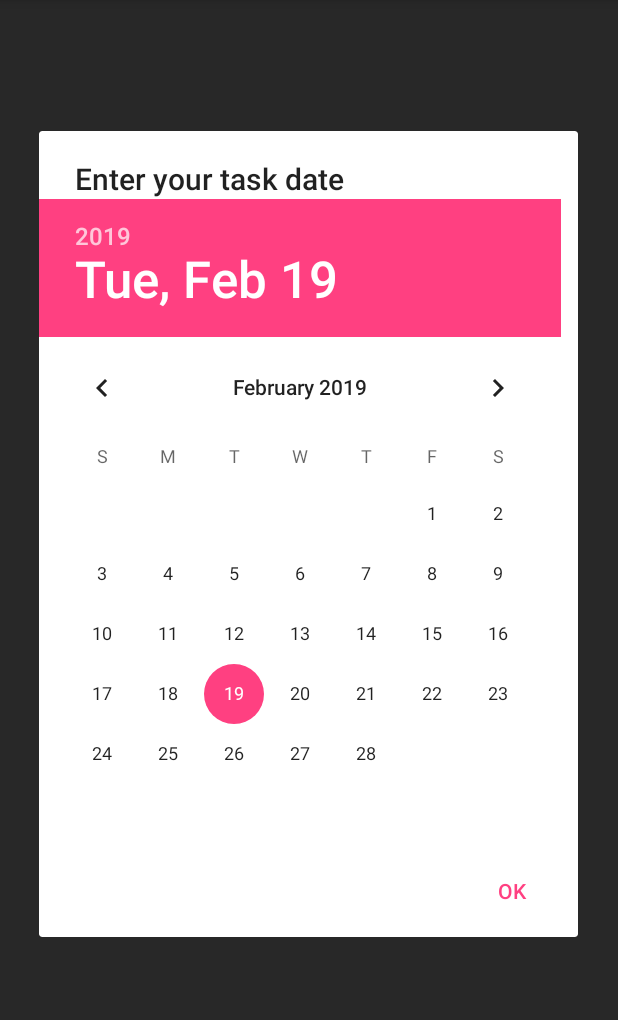
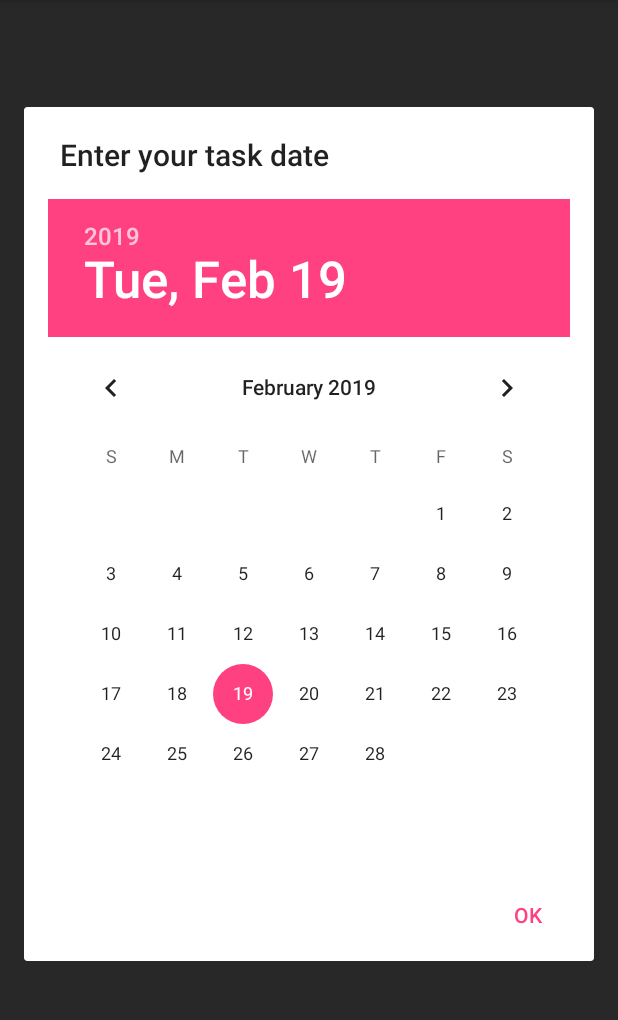
Before and after one commit to AlirezaBideli/TaskManager, an Android app: the fragment AddFragment placed in its activity, after a tap on "SET DATE", on a phone screen of 412 x 824 dp, the part 84-1104 px from its top. Run offline under Robolectric (Android 15) with nearby library versions, the light colour scheme and no system bars; 1 other tap on this screen came first.

```diff
--- a/app/src/main/java/com/example/admin/software_1/controllers/activities/UserActivity.java
+++ b/app/src/main/java/com/example/admin/software_1/controllers/activities/UserActivity.java
@@ -7,6 +7,7 @@ import android.support.v4.app.Fragment;
 import android.support.v4.app.FragmentManager;
 import android.support.v7.app.AppCompatActivity;
 import android.os.Bundle;
+import android.util.Log;
 
 import com.example.admin.software_1.R;
 import com.example.admin.software_1.controllers.fragments.LoginFragment;
--- a/app/src/main/java/com/example/admin/software_1/controllers/fragments/AddFragment.java
+++ b/app/src/main/java/com/example/admin/software_1/controllers/fragments/AddFragment.java
@@ -23,6 +23,7 @@ import android.widget.Toast;
 import com.example.admin.software_1.R;
 import com.example.admin.software_1.controllers.activities.EditActivity;
 import com.example.admin.software_1.controllers.activities.TaskManagerActivity;
+import com.example.admin.software_1.controllers.activities.UserActivity;
 import com.example.admin.software_1.models.Task;
 import com.example.admin.software_1.models.TaskLab;
 import com.example.admin.software_1.models.UserLab;
@@ -34,6 +35,7 @@ import java.util.Objects;
  * A simple {@link Fragment} subclass.
  */
 public class AddFragment extends DialogFragment implements View.OnClickListener {
+
 
 
     //Widgets variables
@@ -55,6 +57,8 @@ public class AddFragment extends DialogFragment implements View.OnClickListener
     private static boolean sIsOrientationChanged = false;
     public static final String DIALOG_TAG_TIME_PICKER = "timePicker_tag";
     public static final String DIALOG_TAG_DATE_PICKER = "datePicker_tag";
+    private static final String DIALOG_TAG_DT ="time_date_picker_tag" ;
+
     public static final int REQ_TIME_PICKER = 0;
     public static final int REQ_DATE_PICKER = 1;
     private boolean isInputValid;
@@ -79,12 +83,18 @@ public class AddFragment extends DialogFragment implements View.OnClickListener
 
         View view = inflater.inflate(R.layout.fragment_add, container, false);
         initilization(view);
+        setListeners();
 
+        return view;
+    }
+
+    private void setListeners() {
 
         mAddButton.setOnClickListener(this);
         mSetTimeButton.setOnClickListener(this);
         mSetDateButton.setOnClickListener(this);
         mTaskType_Checkbox.setOnClickListener(this);
+
         mTitle_EditText.addTextChangedListener(new TextWatcher() {
             @Override
             public void beforeTextChanged(CharSequence s, int start, int count, int after) {
@@ -117,12 +127,7 @@ public class AddFragment extends DialogFragment implements View.OnClickListener
             public void afterTextChanged(Editable s) {
             }
         });
-
-
-        return view;
     }
-
-
 
 
     private void initilization(View view) {
@@ -141,8 +146,7 @@ public class AddFragment extends DialogFragment implements View.OnClickListener
             Toast.makeText(getActivity(), getResources().getString(R.string.input_error_message),
                     Toast.LENGTH_LONG).show();
             isInputValid = false;
-        }
-        else {
+        } else {
             isInputValid = true;
             mTitle = mTitle_EditText.getText().toString();
             mDescription = mDescription_EditText.getText().toString();
@@ -158,7 +162,7 @@ public class AddFragment extends DialogFragment implements View.OnClickListener
             if (mDescription != null)
                 temp_task.setDescription(mDescription);
 
-            mUserId= UserLab.getInstance(getActivity()).getCurrentUser().getUser_id();
+            mUserId = UserLab.getInstance(getActivity()).getCurrentUser().getUser_id();
             temp_task.setUserId(mUserId);
             TaskLab.getInstance(getActivity()).addTask(temp_task);
 
@@ -219,7 +223,7 @@ public class AddFragment extends DialogFragment implements View.OnClickListener
             case R.id.add_button_Addfragment:
                 AddDate();
                 resetData();
-                if(isInputValid)
+                if (isInputValid)
                     goToTaskManagerActivity();
                 break;
 
@@ -236,23 +240,25 @@ public class AddFragment extends DialogFragment implements View.OnClickListener
                 mTaskTypeChecked = true;
                 break;
 
+
         }
     }
+
 
     private void goToDatePickerFragment() {
         TaskDatePickerFragment taskDatePickerFragment = TaskDatePickerFragment.newInstance(new Date());//Date
         taskDatePickerFragment.setTargetFragment(AddFragment.this, REQ_DATE_PICKER);
-        taskDatePickerFragment.show(getFragmentManager(), DIALOG_TAG_DATE_PICKER);
+        taskDatePickerFragment.show(getFragmentManager(),DIALOG_TAG_DATE_PICKER);
     }
 
     private void goToTimePickerFragment() {
-        TaskTimePickerFragment timePickerFragment = TaskTimePickerFragment.newInstance(new Date());//Time
+       TaskTimePickerFragment timePickerFragment = TaskTimePickerFragment.newInstance(new Date());//Time
         timePickerFragment.setTargetFragment(AddFragment.this, REQ_TIME_PICKER);
-        timePickerFragment.show(getFragmentManager(), DIALOG_TAG_TIME_PICKER);
+        timePickerFragment.show(getFragmentManager(),DIALOG_TAG_TIME_PICKER);
     }
 
     private void goToTaskManagerActivity() {
-        Intent intent =new TaskManagerActivity().newIntent(getActivity());
+        Intent intent = new TaskManagerActivity().newIntent(getActivity());
         startActivity(intent);
     }
 
--- a/app/src/main/java/com/example/admin/software_1/controllers/fragments/EditFragment.java
+++ b/app/src/main/java/com/example/admin/software_1/controllers/fragments/EditFragment.java
@@ -174,14 +174,14 @@ public class EditFragment extends DialogFragment implements View.OnClickListener
         Date date = stringToDate(mDate);
         TaskDatePickerFragment taskDatePickerFragment = TaskDatePickerFragment.newInstance(date);
         taskDatePickerFragment.setTargetFragment(EditFragment.this, REQ_DATE_PICKER);
-        taskDatePickerFragment.show(getFragmentManager(), DIALOG_TAG_DATE_PICKER);
+       // taskDatePickerFragment.show(getFragmentManager(), DIALOG_TAG_DATE_PICKER);
     }
 
     private void goToTimePickerFragment() {
         Date time = stringToTime(mTime);
         TaskTimePickerFragment timePickerFragment = TaskTimePickerFragment.newInstance(time);
         timePickerFragment.setTargetFragment(EditFragment.this, REQ_TIME_PICKER);
-        timePickerFragment.show(getFragmentManager(), DIALOG_TAG_TIME_PICKER);
+        //timePickerFragment.show(getFragmentManager(), DIALOG_TAG_TIME_PICKER);
     }
 
 
--- a/app/src/main/java/com/example/admin/software_1/controllers/fragments/RegisterFragment.java
+++ b/app/src/main/java/com/example/admin/software_1/controllers/fragments/RegisterFragment.java
@@ -177,6 +177,7 @@ public class RegisterFragment extends Fragment implements View.OnClickListener {
                     boolean isPasswordTrue = isPasswordTrue();
                     if (isPasswordTrue) {
                         User user = makeUser();
+
                         UserLab.getInstance(getActivity()).addUser(user);
                         int userId=UserLab.getInstance(getActivity()).getCurrentUser().getUser_id();
                         TaskLab.getInstance(getActivity()).updateTasks(userId);
--- a/app/src/main/java/com/example/admin/software_1/controllers/fragments/TaskDatePickerFragment.java
+++ b/app/src/main/java/com/example/admin/software_1/controllers/fragments/TaskDatePickerFragment.java
@@ -12,6 +12,8 @@ import android.support.v4.app.Fragment;
 import android.support.v7.app.AlertDialog;
 import android.view.LayoutInflater;
 import android.view.View;
+import android.view.ViewGroup;
+import android.widget.Button;
 import android.widget.DatePicker;
 
 import com.example.admin.software_1.R;
@@ -24,18 +26,19 @@ import java.util.Date;
 /**
  * A simple {@link Fragment} subclass.
  */
-public class TaskDatePickerFragment extends DialogFragment {
+public class TaskDatePickerFragment extends DialogFragment  {
+    //widgets variables
+    private DatePicker mDatePicker;
 
 
+    //simple variables
     public static final String FORMAT_DATE = "yyyy/MM/dd";
     public static final String EXTRA_DATE = "com.example.admin.software_1_extra_date";
     public static final String ARG_DATE = "args_date";
     public static final String SEPARATOR_DATE = "/";
-
-    private DatePicker mDatePicker;
     private Date mDate;
     private static int[] sIntDate;
-    private static boolean sIsFirstTime =true;
+    private static boolean sIsFirstTime = true;
     private static int sYear;
     private static int sMonth;
     private static int sDay;
@@ -55,11 +58,6 @@ public class TaskDatePickerFragment extends DialogFragment {
     }
 
 
-    @Override
-    public void onCreate(@Nullable Bundle savedInstanceState) {
-        super.onCreate(savedInstanceState);
-
-    }
 
     @Override
     public Dialog onCreateDialog(Bundle savedInstanceState) {
@@ -74,12 +72,11 @@ public class TaskDatePickerFragment extends DialogFragment {
                 .setPositiveButton(getResources().getString(R.string.OK), new DialogInterface.OnClickListener() {
                     @Override
                     public void onClick(DialogInterface dialog, int which) {
-
-
                         String date = getDate();
                         Intent intent = new Intent();
                         intent.putExtra(EXTRA_DATE, date);
                         getTargetFragment().onActivityResult(AddFragment.REQ_DATE_PICKER, Activity.RESULT_OK, intent);
+
 
                     }
                 })
@@ -93,17 +90,15 @@ public class TaskDatePickerFragment extends DialogFragment {
     private void datePickerInitialization() {
         mDate = (Date) getArguments().getSerializable(ARG_DATE);
 
-        if (mDate!=null) {//it means that if the mDate is equal to Undefined
+        if (mDate != null) {//it means that if the mDate is equal to Undefined
             if (sIsFirstTime) {
                 sIntDate = dateToInteger(mDate, FORMAT_DATE);//0: Year, 1: Month, 2: day
-                sIsFirstTime =false;
-            }
-            else
-            {
+                sIsFirstTime = false;
+            } else {
                 //set the last date user has selected before
-                sIntDate[0]= sYear;
-                sIntDate[1]= sMonth;
-                sIntDate[2]= sDay;
+                sIntDate[0] = sYear;
+                sIntDate[1] = sMonth;
+                sIntDate[2] = sDay;
             }
             int year = sIntDate[0];
             int month = sIntDate[1];
@@ -129,10 +124,11 @@ public class TaskDatePickerFragment extends DialogFragment {
 
     private void initilization(View view) {
         mDatePicker = view.findViewById(R.id.taskDate_dap_TaskDatePickerFragment);
+
     }
 
 
-    public  static int[] dateToInteger(Date date, String aFormat) {
+    public static int[] dateToInteger(Date date, String aFormat) {
 
         if (date == null) return null;
         SimpleDateFormat simpledateformat = new SimpleDateFormat(aFormat);
@@ -141,9 +137,7 @@ public class TaskDatePickerFragment extends DialogFragment {
         int[] intDate = strToIntArray(strDate);//0: Year, 1: Month, 2: day
         return intDate;
     }
-
-
-    public  static int[] strToIntArray(String[] strArray) {
+    public static int[] strToIntArray(String[] strArray) {
         int[] temp = new int[strArray.length];
         for (byte i = 0; i < strArray.length; i++) {
             temp[i] = Integer.parseInt(strArray[i]);
@@ -152,4 +146,5 @@ public class TaskDatePickerFragment extends DialogFragment {
         return temp;
     }
 
+
 }
--- a/app/src/main/res/layout-land/fragment_date_picker.xml
+++ b/app/src/main/res/layout-land/fragment_date_picker.xml
@@ -1,8 +1,10 @@
 <?xml version="1.0" encoding="utf-8"?>
-<FrameLayout
+<LinearLayout
     xmlns:android="http://schemas.android.com/apk/res/android"
     android:layout_width="wrap_content"
     android:layout_height="wrap_content"
+    android:gravity="center"
+    android:orientation="vertical"
     >
 
 
@@ -11,4 +13,8 @@
         android:layout_width="wrap_content"
         android:layout_height="wrap_content"
         android:layoutMode="opticalBounds" />
-</FrameLayout>
+
+
+
+
+</LinearLayout>
--- a/app/src/main/res/layout-land/fragment_time_picker.xml
+++ b/app/src/main/res/layout-land/fragment_time_picker.xml
@@ -1,8 +1,9 @@
-<FrameLayout xmlns:android="http://schemas.android.com/apk/res/android"
+<LinearLayout xmlns:android="http://schemas.android.com/apk/res/android"
     xmlns:app="http://schemas.android.com/apk/res-auto"
     xmlns:tools="http://schemas.android.com/tools"
     android:layout_width="wrap_content"
     android:layout_height="wrap_content"
+    android:orientation="vertical"
     tools:context="com.example.admin.software_1.controllers.fragments.TaskTimePickerFragment">
 
     <TimePicker
@@ -13,4 +14,5 @@
 
     </TimePicker>
 
-</FrameLayout>
+
+</LinearLayout>
--- a/app/src/main/res/layout/fragment_date_picker.xml
+++ b/app/src/main/res/layout/fragment_date_picker.xml
@@ -1,14 +1,19 @@
-<FrameLayout xmlns:android="http://schemas.android.com/apk/res/android"
+<LinearLayout xmlns:android="http://schemas.android.com/apk/res/android"
     xmlns:tools="http://schemas.android.com/tools"
     android:layout_width="match_parent"
-    android:layout_height="match_parent"
+    android:layout_height="wrap_content"
+    android:orientation="vertical"
+    android:padding="16dp"
     tools:context="com.example.admin.software_1.controllers.fragments.TaskDatePickerFragment">
 
-<DatePicker
-    android:layout_width="match_parent"
-    android:layout_height="match_parent"
-    android:id="@+id/taskDate_dap_TaskDatePickerFragment">
+    <DatePicker
+        android:id="@+id/taskDate_dap_TaskDatePickerFragment"
+        android:layout_width="wrap_content"
+        android:layout_height="wrap_content"
+        android:layout_gravity="center">
 
-</DatePicker>
+    </DatePicker>
 
-</FrameLayout>
+
+
+</LinearLayout>
--- a/app/src/main/res/values/strings.xml
+++ b/app/src/main/res/values/strings.xml
@@ -55,5 +55,9 @@
     <string name="noLoginButton">Use program for test</string>
     <string name="without_login_message">Your tasks will be lost \n Do you want to register?</string>
     <string name="delete_message">Delete message</string>
+    <string name="Cancel">cancel</string>
+    <string name="TaskTime">Task Time</string>
+    <string name="TaskDate">Task Date</string>
+    <string name="setTimeAndDate">set Time and date</string>
     />
 </resources>
```
Also changed, not shown: app/src/main/AndroidManifest.xml (+1 -6 lines), app/src/main/java/com/example/admin/software_1/controllers/activities/TaskManagerActivity.java (+8 -5 lines), app/src/main/java/com/example/admin/software_1/controllers/fragments/TaskTimePickerFragment.java (+17 -10 lines), app/src/main/res/layout/fragment_time_picker.xml (+9 -5 lines).
